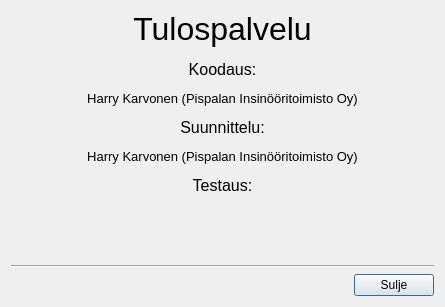
Above: gui/dialog/tietojadialog.ui from Hatell/Tulospalvelu before the change. Below: the same form after it.
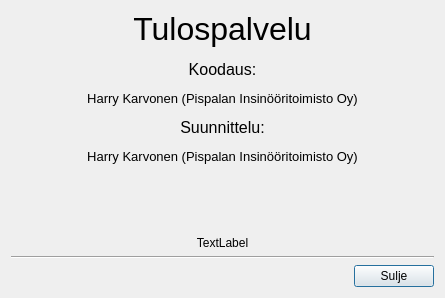
That is the form after the change.

Commit message: Lisätty käännös aika TietojaDialogiin.

Patch:
```diff
--- a/gui/dialog/tietojadialog.ui
+++ b/gui/dialog/tietojadialog.ui
@@ -7,13 +7,13 @@
     <x>0</x>
     <y>0</y>
     <width>445</width>
-    <height>307</height>
+    <height>298</height>
    </rect>
   </property>
   <property name="windowTitle">
    <string>Tulospalvelu - Tietoja</string>
   </property>
-  <layout class="QVBoxLayout" name="verticalLayout" stretch="1,0,0">
+  <layout class="QVBoxLayout" name="verticalLayout" stretch="1,0,0,0">
    <item>
     <widget class="QLabel" name="label">
      <property name="text">
@@ -26,14 +26,23 @@
 &lt;p style=&quot; margin-top:12px; margin-bottom:12px; margin-left:0px; margin-right:0px; -qt-block-indent:0; text-indent:0px;&quot;&gt;&lt;span style=&quot; font-size:10pt;&quot;&gt;Harry Karvonen (Pispalan Insinööritoimisto Oy)&lt;/span&gt;&lt;/p&gt;
 &lt;p style=&quot; margin-top:12px; margin-bottom:12px; margin-left:0px; margin-right:0px; -qt-block-indent:0; text-indent:0px;&quot;&gt;&lt;span style=&quot; font-size:12pt;&quot;&gt;Suunnittelu:&lt;/span&gt;&lt;/p&gt;
 &lt;p style=&quot; margin-top:12px; margin-bottom:12px; margin-left:0px; margin-right:0px; -qt-block-indent:0; text-indent:0px;&quot;&gt;&lt;span style=&quot; font-size:10pt;&quot;&gt;Harry Karvonen (Pispalan Insinööritoimisto Oy)&lt;/span&gt;&lt;/p&gt;
-&lt;p style=&quot; margin-top:12px; margin-bottom:12px; margin-left:0px; margin-right:0px; -qt-block-indent:0; text-indent:0px;&quot;&gt;&lt;span style=&quot; font-size:12pt;&quot;&gt;Testaus:&lt;/span&gt;&lt;/p&gt;
-&lt;p style=&quot;-qt-paragraph-type:empty; margin-top:12px; margin-bottom:12px; margin-left:0px; margin-right:0px; -qt-block-indent:0; text-indent:0px; font-size:12pt;&quot;&gt;&lt;br /&gt;&lt;/p&gt;&lt;/body&gt;&lt;/html&gt;</string>
+&lt;p style=&quot;-qt-paragraph-type:empty; margin-top:12px; margin-bottom:12px; margin-left:0px; margin-right:0px; -qt-block-indent:0; text-indent:0px; font-size:10pt;&quot;&gt;&lt;br /&gt;&lt;/p&gt;&lt;/body&gt;&lt;/html&gt;</string>
      </property>
      <property name="alignment">
       <set>Qt::AlignHCenter|Qt::AlignTop</set>
      </property>
     </widget>
    </item>
+   <item>
+    <widget class="QLabel" name="buildLabel">
+     <property name="text">
+      <string>TextLabel</string>
+     </property>
+     <property name="alignment">
+      <set>Qt::AlignCenter</set>
+     </property>
+    </widget>
+   </item>
    <item>
     <widget class="Line" name="line">
      <property name="orientation">
```
The commit also changes 2 other files.
